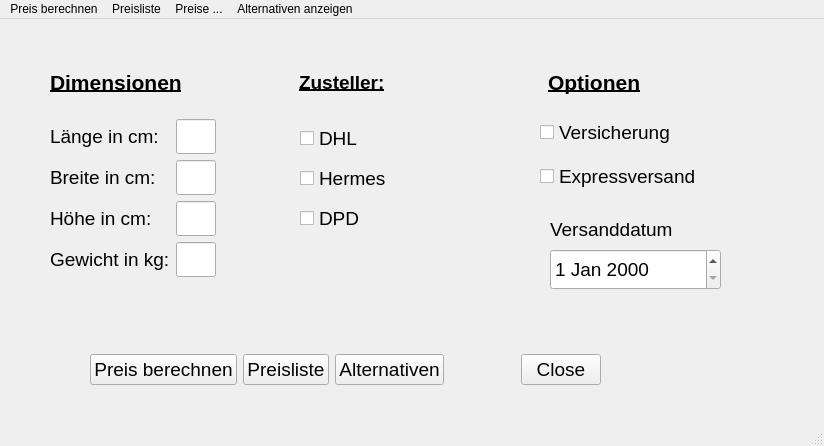
This is vk_rechner_main.ui in ihprojects/ShippingCalculator as Qt 5 draws it before an edit. The edited form follows.
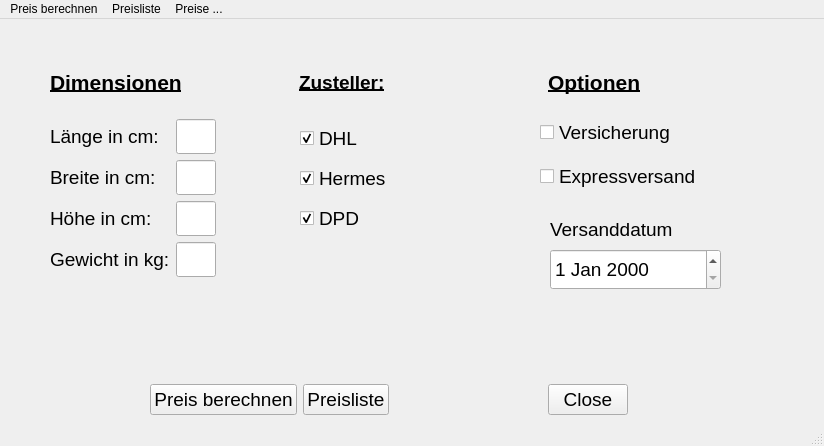
This is the edited form.

The edit to the form file:
```diff
--- a/vk_rechner_main.ui
+++ b/vk_rechner_main.ui
@@ -23,10 +23,10 @@
    <widget class="QWidget" name="horizontalLayoutWidget">
     <property name="geometry">
      <rect>
-      <x>90</x>
-      <y>310</y>
-      <width>581</width>
-      <height>81</height>
+      <x>150</x>
+      <y>360</y>
+      <width>631</width>
+      <height>41</height>
      </rect>
     </property>
     <layout class="QHBoxLayout" name="horizontalLayout">
@@ -54,18 +54,6 @@
        </property>
       </widget>
      </item>
-     <item>
-      <widget class="QPushButton" name="but_alternate">
-       <property name="font">
-        <font>
-         <pointsize>14</pointsize>
-        </font>
-       </property>
-       <property name="text">
-        <string>Alternativen</string>
-       </property>
-      </widget>
-     </item>
      <item>
       <widget class="QDialogButtonBox" name="but_close">
        <property name="font">
@@ -352,6 +340,9 @@
        <property name="text">
         <string>DHL</string>
        </property>
+       <property name="checked">
+        <bool>true</bool>
+       </property>
       </widget>
      </item>
      <item>
@@ -364,6 +355,9 @@
        <property name="text">
         <string>Hermes</string>
        </property>
+       <property name="checked">
+        <bool>true</bool>
+       </property>
       </widget>
      </item>
      <item>
@@ -376,6 +370,9 @@
        <property name="text">
         <string>DPD</string>
        </property>
+       <property name="checked">
+        <bool>true</bool>
+       </property>
       </widget>
      </item>
     </layout>
@@ -473,15 +470,9 @@
     <addaction name="actionAuf_Updatestes_pruefen"/>
     <addaction name="actionAktualisieren"/>
    </widget>
-   <widget class="QMenu" name="menuAlternativen_anzeigen">
-    <property name="title">
-     <string>Alternativen anzeigen</string>
-    </property>
-   </widget>
    <addaction name="menuPreis_berechnen"/>
    <addaction name="menuPreisliste"/>
    <addaction name="menuPreise_aktualisieren"/>
-   <addaction name="menuAlternativen_anzeigen"/>
   </widget>
   <widget class="QStatusBar" name="statusbar"/>
   <action name="actionAuf_Updatestes_pruefen">
```
Left out of the diff: 26 changed lines with no effect on the pictures.
